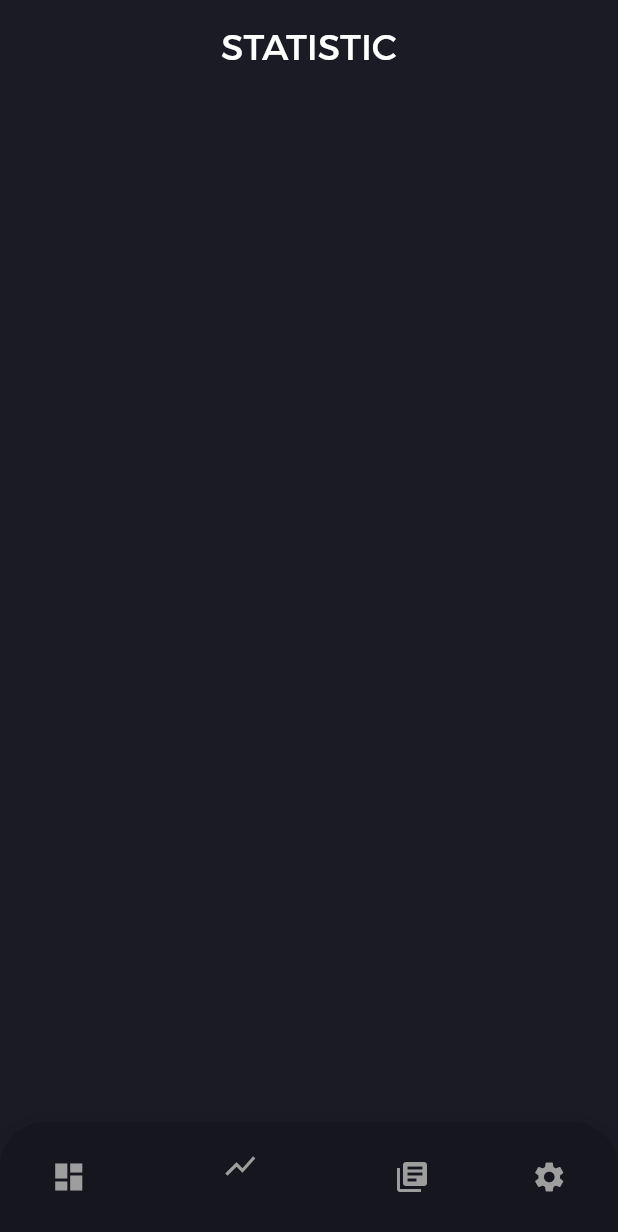
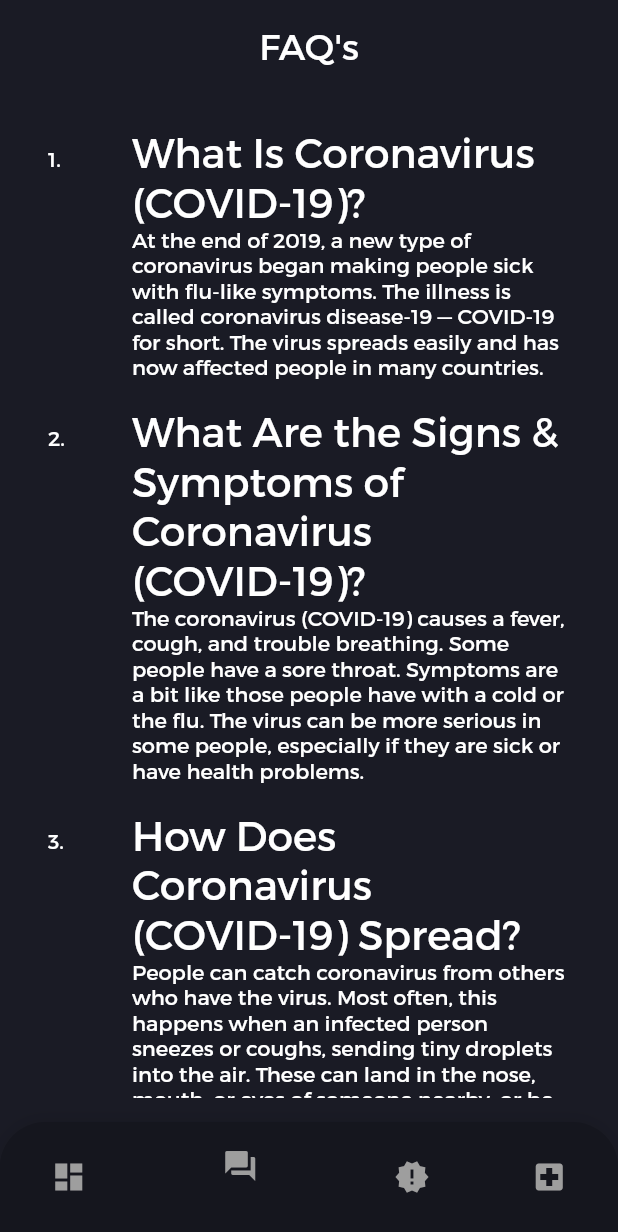
Before and after one commit to Tushtisachdeva01/CoronaTracker, a Flutter app: the screen it shows after launch, item 2 of the bottom bar chosen, on a phone screen of 412 x 824 dp. Shown: the top 1232 px of the screen. Run offline on Flutter 3.47's test engine with Material 2 defaults, Android fonts, the phone set to English and light mode, and no system bars; our stand-ins replace dio, timeago; generated files the repository leaves out were written again; network calls fail.

Commit message:
Second commit

```diff
--- a/lib/src/data/network/controller/covid_controller.dart
+++ b/lib/src/data/network/controller/covid_controller.dart
@@ -42,7 +42,6 @@ class CovidController extends BaseController {
       Response response = await Dio().get(CovidURL.getData);
       if (response.statusCode == 200) {
         final res = DataCallback.fromJson(response.data);
-        print("res--2> ${res.toJson()}");
         return res;
       }
     } catch (e) {
@@ -80,7 +79,6 @@ class CovidController extends BaseController {
             });
           }
         }
-        print("statesData ---> $statesData");
         return statesData;
       }
     } catch (e) {
--- a/lib/src/navigation/bottom_navigation.dart
+++ b/lib/src/navigation/bottom_navigation.dart
@@ -1,7 +1,7 @@
 import 'package:covidtracker/res/app_colors.dart';
 import 'package:covidtracker/src/pages/about_page.dart';
-import 'package:covidtracker/src/pages/chart_page.dart';
 import 'package:covidtracker/src/pages/home_page.dart';
+import 'package:covidtracker/src/pages/info_page.dart';
 import 'package:covidtracker/src/pages/news_page.dart';
 import 'package:flutter/material.dart';
 
@@ -22,7 +22,7 @@ class _MyBottomNavigationState extends State<MyBottomNavigation> {
       case 0:
         return HomePage();
       case 1:
-        return ChartPage();
+        return InfoPage();
       case 2:
         return NewsPage();
       case 3:
@@ -62,9 +62,9 @@ class _MyBottomNavigationState extends State<MyBottomNavigation> {
           child: BottomNavigationBar(
             items: <BottomNavigationBarItem>[
               _getNavigationItem(Icons.dashboard),
-              _getNavigationItem(Icons.show_chart),
-              _getNavigationItem(Icons.library_books),
-              _getNavigationItem(Icons.settings)
+              _getNavigationItem(Icons.question_answer),
+              _getNavigationItem(Icons.new_releases),
+              _getNavigationItem(Icons.local_hospital)
             ],
             currentIndex: _selectedIndex,
             onTap: _onItemTapped,
--- a/lib/src/pages/chart_page.dart
+++ /dev/null
@@ -1,43 +0,0 @@
-import 'package:flutter/material.dart';
-
-class ChartPage extends StatefulWidget {
-  ChartPage({Key key}) : super(key: key);
-
-  @override
-  _ChartPageState createState() => _ChartPageState();
-}
-
-class _ChartPageState extends State<ChartPage> {
-  final String assetName = 'assets/images/india.svg';
-  final notifier = ValueNotifier(Offset.zero);
-
-  Widget getHeader() {
-    return Row(
-      mainAxisAlignment: MainAxisAlignment.center,
-      children: <Widget>[
-        Text(
-          "STATISTIC",
-          style: TextStyle(fontSize: 24),
-        ),
-      ],
-    );
-  }
-
-  @override
-  Widget build(BuildContext context) {
-    double height = MediaQuery.of(context).size.height;
-    return Scaffold(
-      body: SafeArea(
-        child: Container(
-          padding: EdgeInsets.all(16),
-          child: Column(
-            children: <Widget>[
-              getHeader(),
-              SizedBox(height: 36),
-            ],
-          ),
-        ),
-      ),
-    );
-  }
-}
--- /dev/null
+++ b/lib/src/pages/info_page.dart
@@ -0,0 +1,102 @@
+import 'package:flutter/material.dart';
+
+class InfoPage extends StatefulWidget {
+  InfoPage({Key key}) : super(key: key);
+
+  @override
+  _InfoPageState createState() => _InfoPageState();
+}
+
+class _InfoPageState extends State<InfoPage> {
+  final String assetName = 'assets/images/india.svg';
+  final notifier = ValueNotifier(Offset.zero);
+
+  Widget getHeader() {
+    return Row(
+      mainAxisAlignment: MainAxisAlignment.center,
+      children: <Widget>[
+        Text(
+          "FAQ's",
+          style: TextStyle(fontSize: 24),
+        ),
+      ],
+    );
+  }
+
+  @override
+  Widget build(BuildContext context) {
+    double height = MediaQuery.of(context).size.height;
+    return Scaffold(
+      body: SafeArea(
+        child: Container(
+          padding: EdgeInsets.all(16),
+          child: SingleChildScrollView(
+            child: Column(
+              children: <Widget>[
+                getHeader(),
+                SizedBox(height: 36),
+                ListTile(
+                  leading: Text('1.'),
+                  title: Text(
+                    'What Is Coronavirus (COVID-19)?',
+                    textScaleFactor: 1.7,
+                  ),
+                  subtitle: Text(
+                      'At the end of 2019, a new type of coronavirus began making people sick with flu-like symptoms. The illness is called coronavirus disease-19 — COVID-19 for short. The virus spreads easily and has now affected people in many countries.'),
+                ),
+                SizedBox(
+                  height: 10,
+                ),
+                ListTile(
+                  leading: Text('2.'),
+                  title: Text(
+                    'What Are the Signs & Symptoms of Coronavirus (COVID-19)?',
+                    textScaleFactor: 1.7,
+                  ),
+                  subtitle: Text(
+                      'The coronavirus (COVID-19) causes a fever, cough, and trouble breathing. Some people have a sore throat. Symptoms are a bit like those people have with a cold or the flu. The virus can be more serious in some people, especially if they are sick or have health problems.'),
+                ),
+                SizedBox(
+                  height: 10,
+                ),
+                ListTile(
+                  leading: Text('3.'),
+                  title: Text(
+                    'How Does Coronavirus (COVID-19) Spread?',
+                    textScaleFactor: 1.7,
+                  ),
+                  subtitle: Text(
+                      'People can catch coronavirus from others who have the virus. Most often, this happens when an infected person sneezes or coughs, sending tiny droplets into the air. These can land in the nose, mouth, or eyes of someone nearby, or be breathed in.Less often, people can get infected if they touch an infected droplet on a surface and then touch their own nose, mouth, or eyes.'),
+                ),
+                SizedBox(
+                  height: 10,
+                ),
+                ListTile(
+                  leading: Text('4.'),
+                  title: Text(
+                    'Is Coronavirus (COVID-19) Dangerous to Children?',
+                    textScaleFactor: 1.7,
+                  ),
+                  subtitle: Text(
+                      'There seem to be far fewer cases of the virus reported in children. Most kids with the infection caught it from someone they lived with or a family member. The virus seems to usually cause a milder infection in children than in adults or older people.'),
+                ),
+                SizedBox(
+                  height: 10,
+                ),
+                ListTile(
+                  leading: Text('5.'),
+                  title: Text(
+                    'How Is Coronavirus (COVID-19) Treated?',
+                    textScaleFactor: 1.7,
+                  ),
+                  subtitle: Text(
+                      'Most people with COVID-19, including children, do not have serious problems. After seeing a doctor, most get better with rest and fluids. People who are very ill get care in a hospital with breathing help, IV fluids, and other treatments.Doctors and researchers are working on medicines and a vaccine for coronavirus. Antibiotics can\'t treat viruses so they won\'t help with the coronavirus. Medicines for the flu don\'t work either because the coronavirus is different from the flu virus.'),
+                ),
+              ],
+            ),
+          ),
+        ),
+      ),
+    );
+  }
+}
--- a/lib/src/pages/state_page.dart
+++ b/lib/src/pages/state_page.dart
@@ -6,7 +6,6 @@ import 'package:covidtracker/src/utils/intent_utils.dart';
 import 'package:covidtracker/src/utils/num_utils.dart';
 import 'package:covidtracker/src/widgets/EmptyView.dart';
 import 'package:covidtracker/src/widgets/TotalCasesCard.dart';
-import 'package:fl_chart/fl_chart.dart';
 import 'package:flutter/material.dart';
 
 class StatePage extends StatefulWidget {
@@ -174,6 +173,7 @@ class _StatePageState extends State<StatePage> {
                   shrinkWrap: true,
                   children: <Widget>[
                     TotalCasesCard(totalCases),
+
                     SizedBox(height: 36),
                     getDistrictsCard(),
                     SizedBox(height: 36)
--- a/lib/src/widgets/StateView.dart
+++ b/lib/src/widgets/StateView.dart
@@ -11,6 +11,7 @@ class StateView extends StatelessWidget {
   @override
   Widget build(BuildContext context) {
     return InkWell(
+      splashColor: Colors.red,
       onTap: () => onPress(stateData),
       child: Container(
         padding: EdgeInsets.symmetric(vertical: 10),
```
Also changed, not shown: lib/src/pages/about_page.dart (+55 -6 lines), lib/src/pages/home_page.dart (+2 -5 lines), lib/src/pages/news_page.dart (+55 -6 lines), lib/src/widgets/ListHeaderView.dart (+14 -5 lines), lib/src/widgets/TotalCasesCard.dart (+5 -2 lines).
